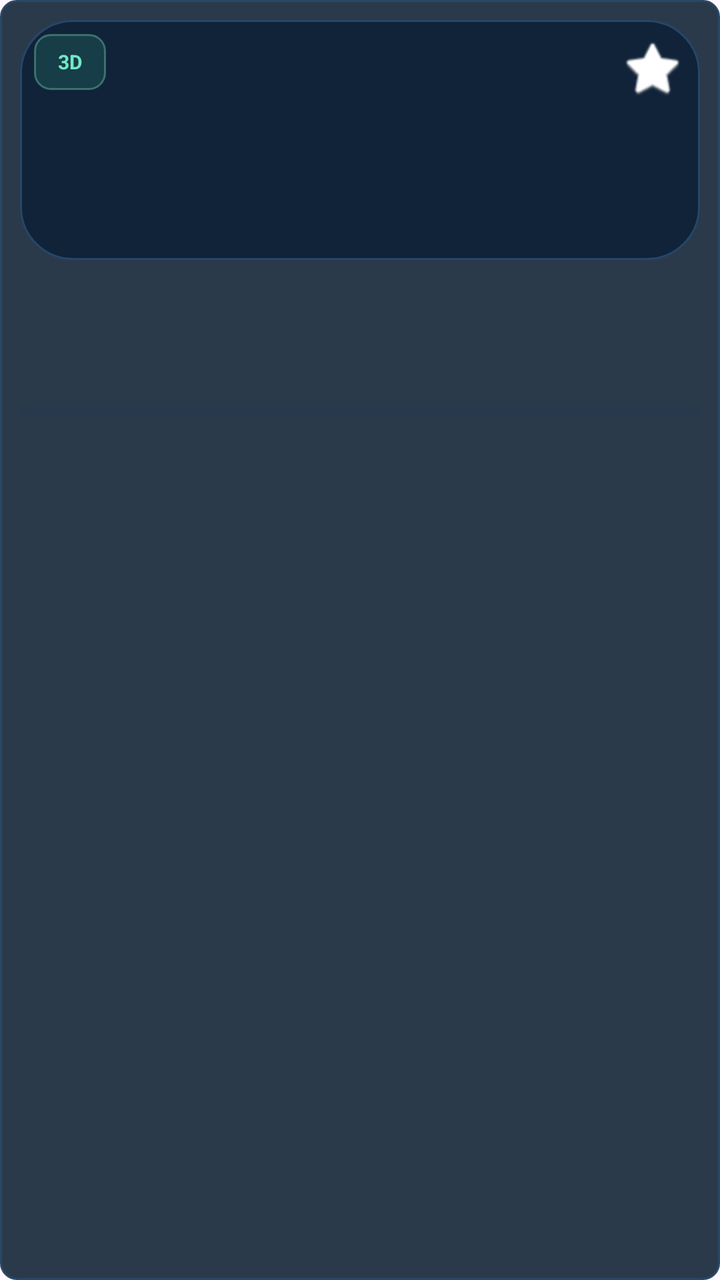
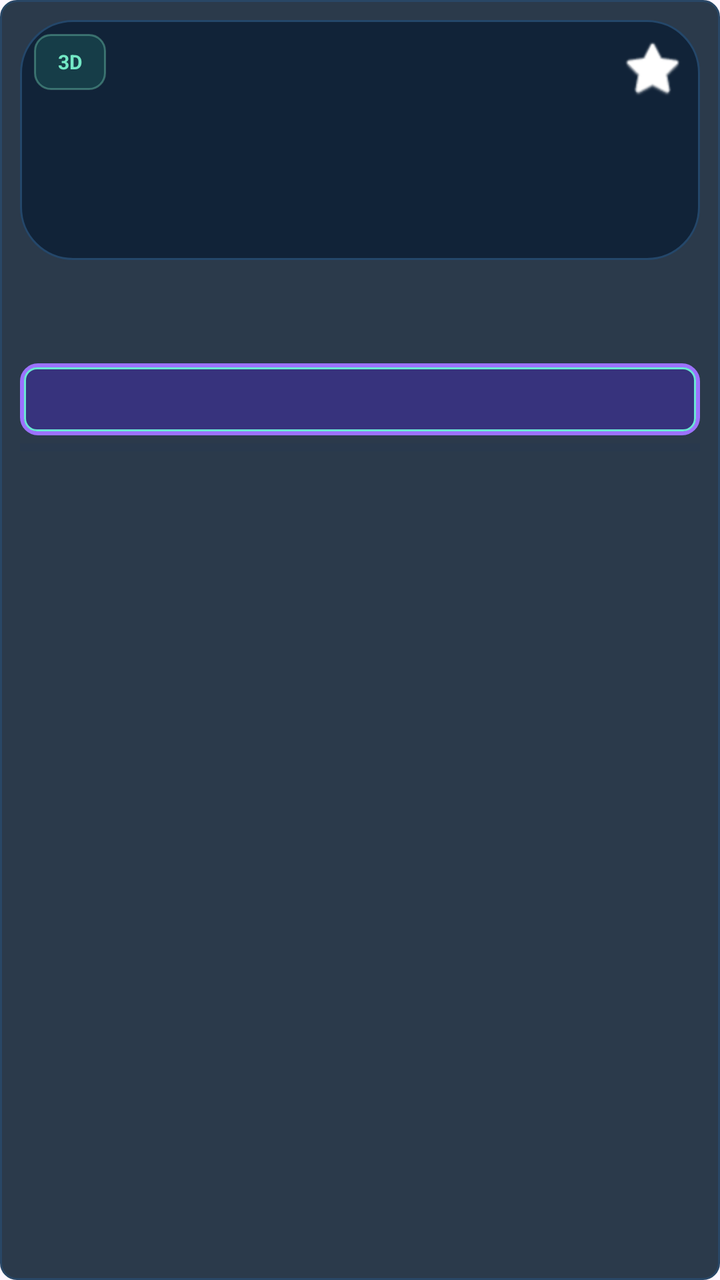

Before-and-after screenshots of an Android layout around one commit, followed by the original layout XML and the change that was made.
<!-- AndroidManifest.xml: application theme Theme.Biology -->
<!-- res/layout/item_model_card.xml -->
<?xml version="1.0" encoding="utf-8"?>
<LinearLayout xmlns:android="http://schemas.android.com/apk/res/android"
    android:layout_width="match_parent"
    android:layout_height="246dp"
    android:layout_margin="6dp"
    android:background="@drawable/bg_surface_panel"
    android:clickable="true"
    android:focusable="true"
    android:orientation="vertical"
    android:padding="10dp">

    <FrameLayout
        android:layout_width="match_parent"
        android:layout_height="120dp"
        android:background="@drawable/bg_thumbnail">

        <ImageView
            android:id="@+id/modelThumbnail"
            android:layout_width="match_parent"
            android:layout_height="match_parent"
            android:contentDescription="@null"
            android:scaleType="centerCrop" />

        <TextView
            android:id="@+id/modelPlaceholder"
            android:layout_width="match_parent"
            android:layout_height="match_parent"
            android:gravity="center"
            android:textColor="#FFFFFF"
            android:textSize="25sp"
            android:textStyle="bold" />

        <LinearLayout
            android:layout_width="wrap_content"
            android:layout_height="32dp"
            android:layout_gravity="top|start"
            android:layout_margin="7dp"
            android:orientation="horizontal">

            <TextView
                android:id="@+id/badge3d"
                android:layout_width="36dp"
                android:layout_height="28dp"
                android:background="@drawable/bg_status_ready"
                android:gravity="center"
                android:text="3D"
                android:textColor="#73E8C5"
                android:textSize="10sp"
                android:textStyle="bold" />

            <TextView
                android:id="@+id/badgeAr"
                android:layout_width="36dp"
                android:layout_height="28dp"
                android:layout_marginStart="5dp"
                android:background="@drawable/bg_filter_chip_selected"
                android:gravity="center"
                android:text="AR"
                android:textColor="#FFFFFF"
                android:textSize="10sp"
                android:textStyle="bold"
                android:visibility="gone" />

            <TextView
                android:id="@+id/badgePremium"
                android:layout_width="wrap_content"
                android:layout_height="28dp"
                android:layout_marginStart="5dp"
                android:background="@drawable/bg_filter_chip"
                android:gravity="center"
                android:paddingStart="7dp"
                android:paddingEnd="7dp"
                android:text="PRO"
                android:textColor="#FFFFFF"
                android:textSize="9sp"
                android:textStyle="bold"
                android:visibility="gone" />
        </LinearLayout>

        <ImageButton
            android:id="@+id/favouriteButton"
            android:layout_width="48dp"
            android:layout_height="48dp"
            android:layout_gravity="top|end"
            android:background="?android:attr/selectableItemBackgroundBorderless"
            android:contentDescription="Add model to favourites"
            android:padding="12dp"
            android:src="@android:drawable/btn_star_big_off"
            android:tint="#FFFFFF" />
    </FrameLayout>

    <TextView
        android:id="@+id/modelCardTitle"
        android:layout_width="match_parent"
        android:layout_height="wrap_content"
        android:layout_marginTop="8dp"
        android:ellipsize="end"
        android:maxLines="1"
        android:textColor="#FFFFFF"
        android:textSize="15sp"
        android:textStyle="bold" />

    <TextView
        android:id="@+id/modelCardCategory"
        android:layout_width="match_parent"
        android:layout_height="wrap_content"
        android:layout_marginTop="2dp"
        android:ellipsize="end"
        android:maxLines="1"
        android:textColor="#91A6C5"
        android:textSize="12sp" />

    <TextView
        android:id="@+id/modelDownloadState"
        android:layout_width="match_parent"
        android:layout_height="wrap_content"
        android:layout_marginTop="5dp"
        android:ellipsize="end"
        android:maxLines="1"
        android:textColor="#73E8C5"
        android:textSize="11sp"
        android:textStyle="bold" />

    <ProgressBar
        android:id="@+id/modelLearningProgress"
        style="?android:attr/progressBarStyleHorizontal"
        android:layout_width="match_parent"
        android:layout_height="6dp"
        android:layout_marginTop="7dp"
        android:max="100"
        android:progressBackgroundTint="#243853"
        android:progressTint="#8D65FF" />
</LinearLayout>
<!-- resources referenced by this layout -->
<resources>
  <!-- drawable bg_filter_chip (drawable) -->
  <?xml version="1.0" encoding="utf-8"?>
  <shape xmlns:android="http://schemas.android.com/apk/res/android">
      <solid android:color="#A80A1C2F" />
      <corners android:radius="8dp" />
      <stroke
          android:width="1dp"
          android:color="#365472" />
  </shape>
  <!-- drawable bg_filter_chip_selected (drawable) -->
  <?xml version="1.0" encoding="utf-8"?>
  <shape xmlns:android="http://schemas.android.com/apk/res/android">
      <solid android:color="#4A5A43D6" />
      <corners android:radius="8dp" />
      <stroke
          android:width="1dp"
          android:color="#A58CFF" />
  </shape>
  <!-- drawable bg_status_ready (drawable) -->
  <?xml version="1.0" encoding="utf-8"?>
  <shape xmlns:android="http://schemas.android.com/apk/res/android">
      <solid android:color="#2637CFA3" />
      <corners android:radius="8dp" />
      <stroke
          android:width="1dp"
          android:color="#617AD9BB" />
  </shape>
  <!-- drawable bg_surface_panel (drawable) -->
  <?xml version="1.0" encoding="utf-8"?>
  <shape xmlns:android="http://schemas.android.com/apk/res/android">
      <solid android:color="#D906192C" />
      <corners android:radius="8dp" />
      <stroke
          android:width="1dp"
          android:color="#294766" />
  </shape>
  <!-- drawable bg_thumbnail (drawable) -->
  <?xml version="1.0" encoding="utf-8"?>
  <shape xmlns:android="http://schemas.android.com/apk/res/android">
      <solid android:color="#B8071B31" />
      <corners android:radius="26dp" />
      <stroke
          android:width="1dp"
          android:color="#24476A" />
  </shape>
  <style name="Theme.Biology" parent="Base.Theme.Biology" />
  <style name="Base.Theme.Biology" parent="Theme.Material3.DayNight.NoActionBar">
          
          
      </style>
</resources>

<!-- the commit's change to res/layout/item_model_card.xml (unified diff, before → after) -->
@@ -113,20 +113,35 @@
     <TextView
         android:id="@+id/modelDownloadState"
         android:layout_width="match_parent"
-        android:layout_height="wrap_content"
+        android:layout_height="36dp"
         android:layout_marginTop="5dp"
+        android:background="@drawable/bg_filter_chip_selected"
         android:ellipsize="end"
+        android:gravity="center"
         android:maxLines="1"
+        android:paddingStart="8dp"
+        android:paddingEnd="8dp"
         android:textColor="#73E8C5"
         android:textSize="11sp"
         android:textStyle="bold" />
 
     <ProgressBar
+        android:id="@+id/modelDownloadProgress"
+        style="?android:attr/progressBarStyleHorizontal"
+        android:layout_width="match_parent"
+        android:layout_height="5dp"
+        android:layout_marginTop="5dp"
+        android:max="100"
+        android:progressBackgroundTint="#243853"
+        android:progressTint="#55E7D0"
+        android:visibility="gone" />
+
+    <ProgressBar
         android:id="@+id/modelLearningProgress"
         style="?android:attr/progressBarStyleHorizontal"
         android:layout_width="match_parent"
-        android:layout_height="6dp"
-        android:layout_marginTop="7dp"
+        android:layout_height="4dp"
+        android:layout_marginTop="4dp"
         android:max="100"
         android:progressBackgroundTint="#243853"
         android:progressTint="#8D65FF" />
<!-- resource entries referenced after the edit -->
@@ -11,13 +11,30 @@
   </shape>
   <!-- drawable bg_filter_chip_selected (drawable) -->
   <?xml version="1.0" encoding="utf-8"?>
-  <shape xmlns:android="http://schemas.android.com/apk/res/android">
-      <solid android:color="#4A5A43D6" />
-      <corners android:radius="8dp" />
-      <stroke
-          android:width="1dp"
-          android:color="#A58CFF" />
-  </shape>
+  <layer-list xmlns:android="http://schemas.android.com/apk/res/android">
+      <item>
+          <shape>
+              <solid android:color="#3A6A3FE0" />
+              <corners android:radius="8dp" />
+              <stroke
+                  android:width="2dp"
+                  android:color="#9C72FF" />
+          </shape>
+      </item>
+      <item
+          android:left="2dp"
+          android:top="2dp"
+          android:right="2dp"
+          android:bottom="2dp">
+          <shape>
+              <solid android:color="#5A35269A" />
+              <corners android:radius="6dp" />
+              <stroke
+                  android:width="1dp"
+                  android:color="#69E8D3" />
+          </shape>
+      </item>
+  </layer-list>
   <!-- drawable bg_status_ready (drawable) -->
   <?xml version="1.0" encoding="utf-8"?>
   <shape xmlns:android="http://schemas.android.com/apk/res/android">
